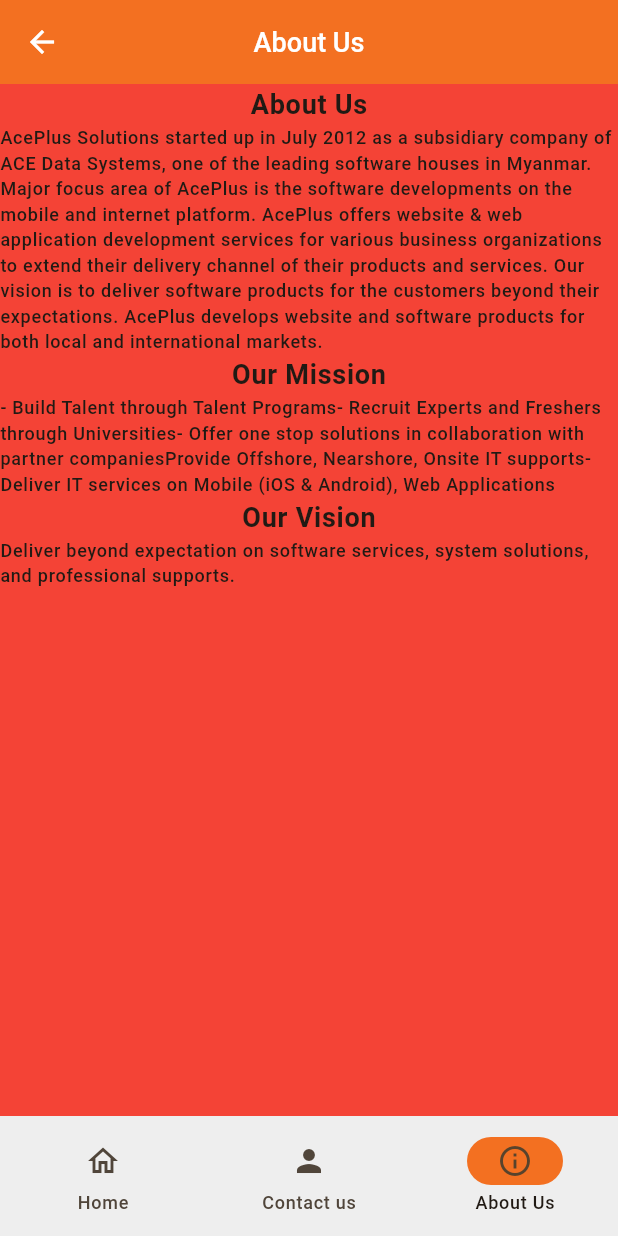
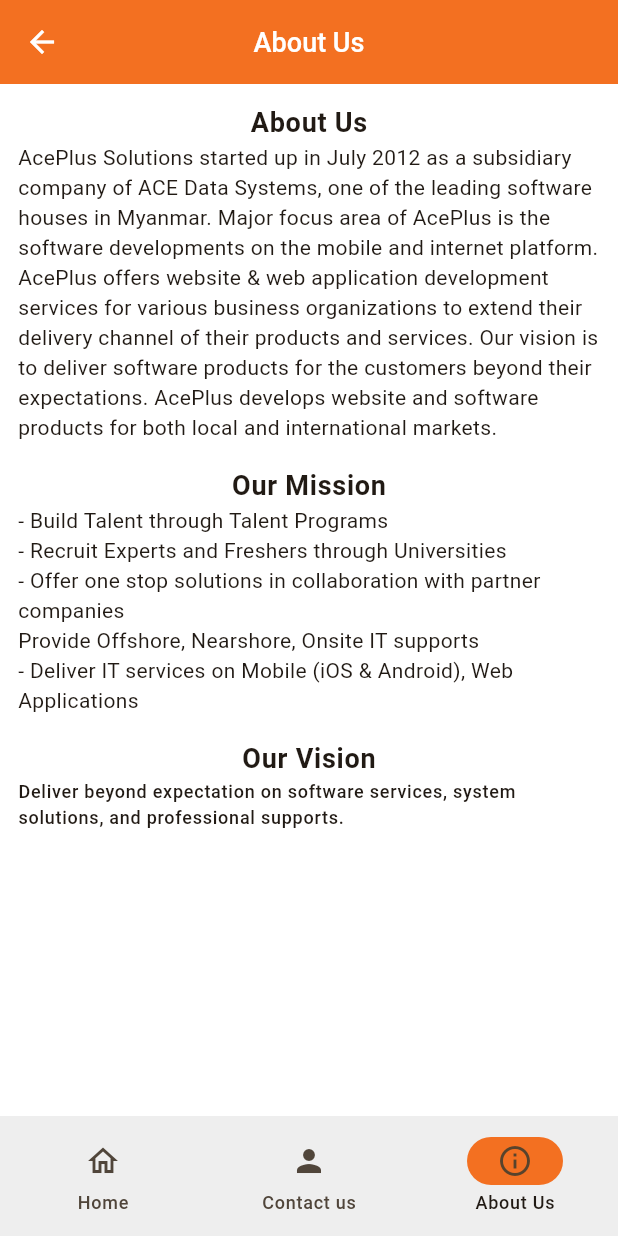
Before and after one commit to Eaindra68/customer_appoitment_system, a Flutter app: the screen it shows after launch, item 3 of the bottom bar chosen, on a phone screen of 412 x 824 dp. Run offline on Flutter 3.47's test engine with Material 3 defaults, Android fonts, the phone set to English and light mode, and no system bars; our stand-ins replace loading_animation_widget; Roboto replaces fonts that are missing (Nunito).

Commit message:
Update about_us_page.dart

```diff
--- a/lib/presentation/pages/about_us_page.dart
+++ b/lib/presentation/pages/about_us_page.dart
@@ -3,18 +3,12 @@
 
 import '../../config/colors_constant.dart';
 
-class AboutUsPage extends StatefulWidget {
+class AboutUsPage extends StatelessWidget {
   const AboutUsPage({super.key});
 
   @override
-  State<AboutUsPage> createState() => _AboutUsPageState();
-}
-
-class _AboutUsPageState extends State<AboutUsPage> {
-  @override
   Widget build(BuildContext context) {
     return Scaffold(
-      backgroundColor: Colors.red,
       appBar: AppBar(
         backgroundColor: ColorConst.primary,
         leading: InkWell(
@@ -28,13 +22,18 @@
           style: context.textTheme.titleLarge?.copyWith(color: Colors.white),
         ),
       ),
-      body: Column(
+      body: Padding(
+        padding: const EdgeInsets.all(12.0),
+        child: Column(
+          crossAxisAlignment: CrossAxisAlignment.start,
           children: [
-          Text(
+            Center(
+              child: Text(
                 "About Us",
                 style: context.textTheme.bodyLarge?.copyWith(
                   fontWeight: FontWeight.w700,
                   fontSize: 18,
+                ),
               ),
             ),
             RichText(
@@ -43,67 +42,58 @@
                   TextSpan(
                     text:
                         "AcePlus Solutions started up in July 2012 as a subsidiary company of ACE Data Systems, one of the leading software houses in Myanmar. Major focus area of AcePlus is the software developments on the mobile and internet platform. AcePlus offers website & web application development services for various business organizations to extend their delivery channel of their products and services. Our vision is to deliver software products for the customers beyond their expectations. AcePlus develops website and software products for both local and international markets.",
-                  style: context.textTheme.labelSmall,
+                    style: context.textTheme.bodyMedium,
                   ),
                 ],
               ),
             ),
-
-          Text(
+            const SizedBox(height: 15),
+            Center(
+              child: Text(
                 "Our Mission",
                 style: context.textTheme.bodyLarge?.copyWith(
                   fontWeight: FontWeight.w700,
                   fontSize: 18,
                 ),
               ),
-          RichText(
-            text: TextSpan(
-              children: [
-                TextSpan(
-                  text: "- Build Talent through Talent Programs",
-                  style: context.textTheme.labelSmall,
-                ),
-                TextSpan(
-                  text: "- Recruit Experts and Freshers through Universities",
-                  style: context.textTheme.labelSmall,
-                ),
-                TextSpan(
-                  text:
-                      "- Offer one stop solutions in collaboration with partner companies",
-                  style: context.textTheme.labelSmall,
-                ),
-                TextSpan(
-                  text: "Provide Offshore, Nearshore, Onsite IT supports",
-                  style: context.textTheme.labelSmall,
-                ),
-                TextSpan(
-                  text:
-                      "- Deliver IT services on Mobile (iOS & Android), Web Applications",
-                  style: context.textTheme.labelSmall,
-                ),
-              ],
-            ),
             ),
             Text(
+              "- Build Talent through Talent Programs",
+              style: context.textTheme.bodyMedium,
+            ),
+            Text(
+              "- Recruit Experts and Freshers through Universities",
+              style: context.textTheme.bodyMedium,
+            ),
+            Text(
+              "- Offer one stop solutions in collaboration with partner companies",
+              style: context.textTheme.bodyMedium,
+            ),
+            Text(
+              "Provide Offshore, Nearshore, Onsite IT supports",
+              style: context.textTheme.bodyMedium,
+            ),
+            Text(
+              "- Deliver IT services on Mobile (iOS & Android), Web Applications",
+              style: context.textTheme.bodyMedium,
+            ),
+            const SizedBox(height: 15),
+            Center(
+              child: Text(
                 "Our Vision",
                 style: context.textTheme.bodyLarge?.copyWith(
                   fontWeight: FontWeight.w700,
                   fontSize: 18,
                 ),
               ),
-          RichText(
-            text: TextSpan(
-              children: [
-                TextSpan(
-                  text:
+            ),
+            Text(
               "Deliver beyond expectation on software services, system solutions, and professional supports.",
               style: context.textTheme.labelSmall,
             ),
           ],
         ),
       ),
-        ],
-      ),
     );
   }
 }
```
Lines whose indentation alone changed are shown as unchanged.
